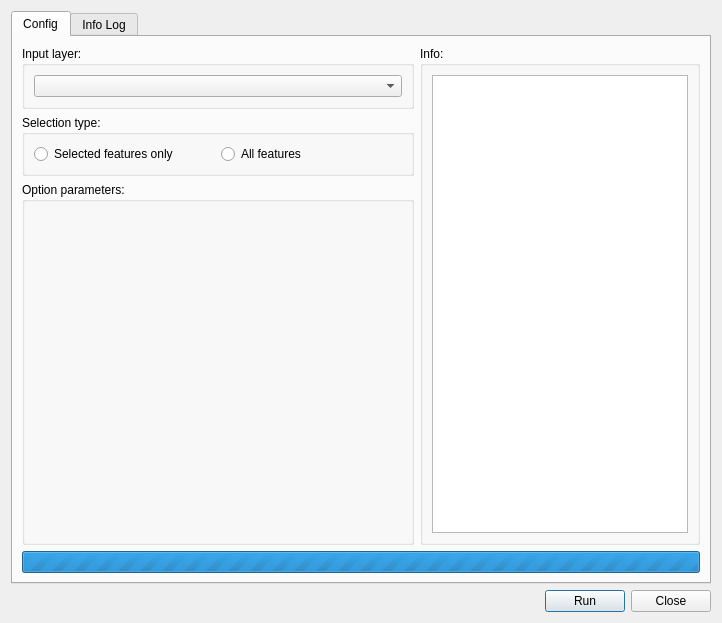
Above: ui/api_toolbox_functions.ui from Giswater/giswater_qgis_plugin before the change. Below: the same form after it.
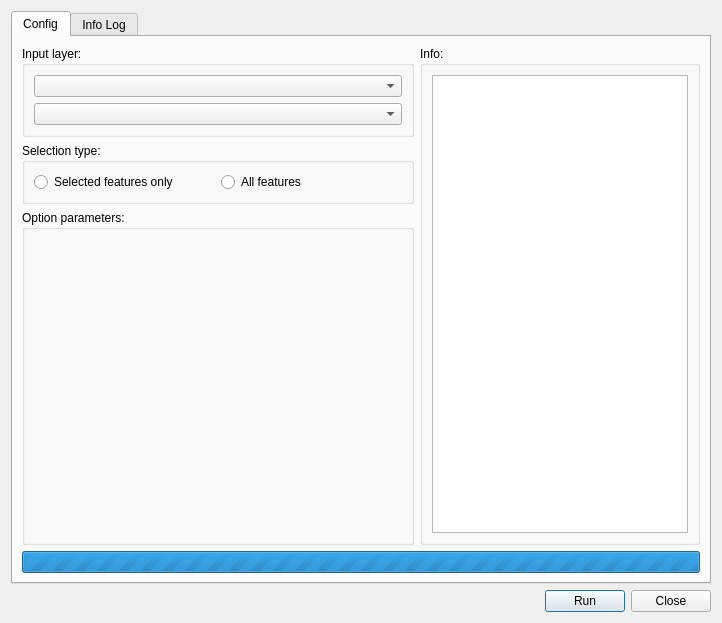
That is the form after the change.

Commit message: combo filter added

```diff
--- a/ui/api_toolbox_functions.ui
+++ b/ui/api_toolbox_functions.ui
@@ -24,7 +24,7 @@
        <string>Config</string>
       </attribute>
       <layout class="QGridLayout" name="gridLayout">
-       <item row="3" column="0" colspan="2">
+       <item row="4" column="0" colspan="2">
         <widget class="QProgressBar" name="progressBar">
          <property name="maximum">
           <number>0</number>
@@ -40,7 +40,7 @@
          </property>
         </widget>
        </item>
-       <item row="0" column="1" rowspan="3">
+       <item row="1" column="1" rowspan="3">
         <widget class="QGroupBox" name="groupBox">
          <property name="title">
           <string>Info:</string>
@@ -59,7 +59,7 @@
          </layout>
         </widget>
        </item>
-       <item row="1" column="0">
+       <item row="2" column="0">
         <widget class="QGroupBox" name="grb_selection_type">
          <property name="title">
           <string>Selection type:</string>
@@ -94,13 +94,16 @@
          </layout>
         </widget>
        </item>
-       <item row="0" column="0">
+       <item row="1" column="0">
         <widget class="QGroupBox" name="grb_input_layer">
          <property name="title">
           <string>Input layer:</string>
          </property>
-         <layout class="QHBoxLayout" name="horizontalLayout_3">
-          <item>
+         <layout class="QGridLayout" name="gridLayout_4">
+          <item row="0" column="0">
+           <widget class="QComboBox" name="cmb_geom_type"/>
+          </item>
+          <item row="1" column="0">
            <widget class="QComboBox" name="cmb_layers">
             <property name="sizePolicy">
              <sizepolicy hsizetype="Preferred" vsizetype="Preferred">
@@ -113,7 +116,7 @@
          </layout>
         </widget>
        </item>
-       <item row="2" column="0">
+       <item row="3" column="0">
         <widget class="QGroupBox" name="grb_parameters">
          <property name="title">
           <string>Option parameters:</string>
```
The commit also changes 2 other files.
